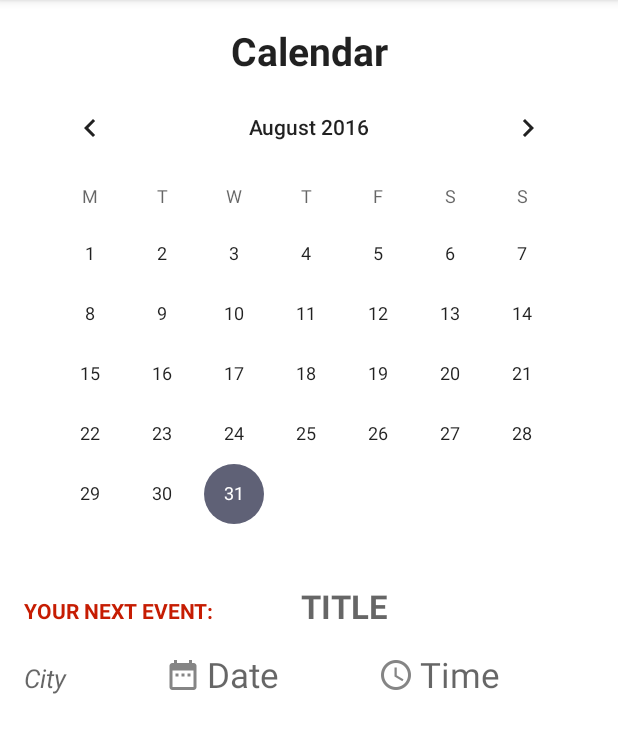
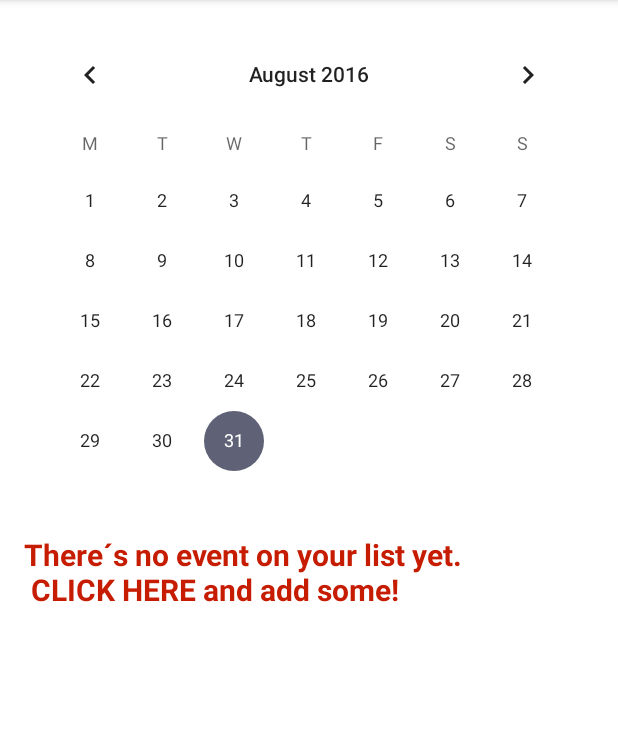
Before and after one commit to KristineWolf/Eventastic, an Android app: the Calendar screen opened directly, with no data from a screen before it, on a phone screen of 412 x 824 dp, the part 84-837 px from its top. Run offline under Robolectric (Android 15) with nearby library versions, the phone set to English and light mode, and no system bars.

Commit message:
- Calendar weitergearbeitet

```diff
--- a/app/src/main/java/com/example/kristine/eventastic/Activities/Calendar.java
+++ b/app/src/main/java/com/example/kristine/eventastic/Activities/Calendar.java
@@ -2,10 +2,12 @@ package com.example.kristine.eventastic.Activities;
 
 import android.app.NotificationManager;
 import android.content.Context;
+import android.content.Intent;
 import android.net.Uri;
 import android.os.Bundle;
 import android.support.v4.app.NotificationCompat;
 import android.support.v7.app.AppCompatActivity;
+import android.view.View;
 import android.widget.CalendarView;
 import android.widget.TextView;
 import android.widget.Toast;
@@ -35,8 +37,6 @@ public class Calendar extends AppCompatActivity{
     private TextView date;
     private TextView time;
 
-    private String df;
-
     private CalendarView calendarView;
     @Override
     protected void onCreate(Bundle savedInstanceState) {
@@ -48,56 +48,29 @@ public class Calendar extends AppCompatActivity{
         if (arrayList.size() != 0){
             setNextEvent();
             checkNotification();
+        } else {
+            actionsWhenNoEventYet();
+
         }
     }
 
-    private void checkNotification() {
-        //heute Datum und nächstes Event Datum
-        Date dateTo = java.util.Calendar.getInstance().getTime();
-        SimpleDateFormat dateFormatterDate = new SimpleDateFormat("dd.MM.yyyy");
-        String dateToday = dateFormatterDate.format(dateTo);
-        String dateEvent = ChangeDateFormat.changeIntoString(arrayList.get(0).getDate());
+    private void actionsWhenNoEventYet() {
+        title.setVisibility(View.INVISIBLE);
+        city.setVisibility(View.INVISIBLE);
+        date.setVisibility(View.INVISIBLE);
+        time.setVisibility(View.INVISIBLE);
+        TextView nextEvent = (TextView) findViewById(R.id.title_next_event);
 
-        // aktuelle Uhrzeit EventUhrzeit
-        SimpleDateFormat dateFormatterTime = new SimpleDateFormat("HH:mm");
-        String timeNow = dateFormatterTime.format(new Date());
-        String timeEvent = arrayList.get(0).getTime();
-
-        //falls Datum und Zeit übereinstimmt mit nächstem Event, Notification senden.
-        //Bin noch am überlegen, wie man das am besten löst, dass sie eine Stunde eher abgeschickt wird
-        if (dateEvent.equals(dateToday)){
-            if (timeEvent.equals(timeNow)){
-                sendNotification();
+        //TODO: evtl noch anders gestalten
+        nextEvent.setText(getString(R.string.nothing_on_list));
+        nextEvent.setTextSize(20);
+        nextEvent.setOnClickListener(new View.OnClickListener() {
+            @Override
+            public void onClick(View v) {
+                Intent intent=new Intent(Calendar.this,EventsInCity.class);
+                startActivity(intent);
             }
-        }
-    }
-
-    private void sendNotification() {
-        //habe im raw orner verschiedene Töne hinzugefügt. Kannst du gerne auch ändern bzw Töne für Tasten hinzufügen
-        Uri sound = Uri.parse("android.resource://" + getPackageName() + "/" + R.raw.snare_drum_roll);
-        NotificationCompat.Builder mBuilder =
-                new NotificationCompat.Builder(this)
-                        .setSmallIcon(R.drawable.to_all_events)
-                        .setContentTitle(getString(R.string.notification_title))
-                        .setContentText(getString(R.string.notification_text_1)+" "+ arrayList.get(0).getTime() + " "+getString(R.string.notification_text_2) + arrayList.get(0).getTitel()+getString(R.string.notification_text_3))
-                        .setSound(sound);
-
-        NotificationManager mNotificationManager = (NotificationManager) getSystemService(Context.NOTIFICATION_SERVICE);
-        mNotificationManager.notify(1, mBuilder.build());
-    }
-
-    private void setNextEvent() {
-        title = (TextView)findViewById(R.id.information_of_next_event_title);
-        title.setText(arrayList.get(0).getTitel());
-        city  = (TextView)findViewById(R.id.information_of_next_event_city);
-        city.setText(arrayList.get(0).getCity());
-
-        date = (TextView)findViewById(R.id.information_of_next_event_date);
-        String dateEvent = ChangeDateFormat.changeIntoString(arrayList.get(0).getDate());
-        date.setText(dateEvent);
-
-        time = (TextView)findViewById(R.id.information_of_next_event_time);
-        time.setText(arrayList.get(0).getTime());
+        });
     }
 
     private void updateList() {
@@ -116,9 +89,13 @@ public class Calendar extends AppCompatActivity{
     }
 
     private void initUI() {
+        title = (TextView)findViewById(R.id.information_of_next_event_title);
+        city  = (TextView)findViewById(R.id.information_of_next_event_city);
+        date = (TextView)findViewById(R.id.information_of_next_event_date);
+        time = (TextView)findViewById(R.id.information_of_next_event_time);
         calendarView = (CalendarView)findViewById(R.id.calendarView);
+        calendarView.setDate(java.util.Calendar.getInstance().getTimeInMillis(),true,true);
         calendarView.setOnDateChangeListener(new CalendarView.OnDateChangeListener(){
-
             @Override
             public void onSelectedDayChange(CalendarView view, int year, int month, int dayOfMonth) {
                 Toast.makeText(getApplicationContext(),dayOfMonth+"."+month+"."+year,Toast.LENGTH_SHORT).show();
@@ -132,5 +109,52 @@ public class Calendar extends AppCompatActivity{
     }
 
 
+    private void setNextEvent() {
+        title.setText(arrayList.get(0).getTitel());
+        city.setText(arrayList.get(0).getCity());
+        String dateEvent = ChangeDateFormat.changeIntoString(arrayList.get(0).getDate());
+        time.setText(arrayList.get(0).getTime());
+        date.setText(dateEvent);
+        // TODO: dieses Datum im CalendarView markieren. Event setzen geht leider nicht, da es ein default CalendarView ist.
+    }
+
+
+    private void checkNotification() {
+        //heute Datum und nächstes Event Datum
+        Date dateTo = java.util.Calendar.getInstance().getTime();
+        SimpleDateFormat dateFormatterDate = new SimpleDateFormat("dd.MM.yyyy");
+        String dateToday = dateFormatterDate.format(dateTo);
+        String dateEvent = ChangeDateFormat.changeIntoString(arrayList.get(0).getDate());
+
+        // aktuelle Uhrzeit EventUhrzeit
+        SimpleDateFormat dateFormatterTime = new SimpleDateFormat("HH:mm");
+        String timeNow = dateFormatterTime.format(new Date());
+        String timeEvent = arrayList.get(0).getTime();
+
+        //falls Datum und Zeit übereinstimmt mit nächstem Event, Notification senden.
+        //TODO: Notification eine Stunde eher abschicken
+        if (dateEvent.equals(dateToday)){
+            if (timeEvent.equals(timeNow)){
+                sendNotification();
+            }
+        }
+    }
+
+    private void sendNotification() {
+        //habe im raw orner verschiedene Töne hinzugefügt. Kannst du gerne auch ändern bzw Töne für Tasten hinzufügen
+        Uri sound = Uri.parse("android.resource://" + getPackageName() + "/" + R.raw.snare_drum_roll);
+        long[] vibrate = {500,1000};
+        NotificationCompat.Builder mBuilder =
+                new NotificationCompat.Builder(this)
+                        .setSmallIcon(R.drawable.to_all_events)
+                        .setContentTitle(getString(R.string.notification_title))
+                        .setContentText(getString(R.string.notification_text_1)+" "+ arrayList.get(0).getTime() + " "+getString(R.string.notification_text_2) + arrayList.get(0).getTitel()+getString(R.string.notification_text_3))
+                        .setSound(sound)
+                        .setVibrate(vibrate);
+
+        NotificationManager mNotificationManager = (NotificationManager) getSystemService(Context.NOTIFICATION_SERVICE);
+        mNotificationManager.notify(1, mBuilder.build());
+    }
+
 
 }
--- a/app/src/main/res/layout/activity_calendar.xml
+++ b/app/src/main/res/layout/activity_calendar.xml
@@ -7,21 +7,11 @@
     android:paddingRight="@dimen/activity_horizontal_margin"
     android:paddingTop="@dimen/activity_vertical_margin">
 
-    <TextView
+
+    <CalendarView
         android:layout_width="match_parent"
         android:layout_height="wrap_content"
-        android:textAppearance="?android:attr/textAppearanceLarge"
-        android:text="@string/calendar"
-        android:id="@+id/title_calendar"
-        android:textStyle="bold"
-        android:textSize="26sp"
-        android:textAlignment="center"/>
-
-    <CalendarView
-        android:layout_width="fill_parent"
-        android:layout_height="wrap_content"
         android:id="@+id/calendarView"
-        android:layout_below="@+id/title_calendar"
         android:firstDayOfWeek="2"
         android:showWeekNumber="true"
         android:layout_centerHorizontal="true" />
@@ -37,6 +27,7 @@
             android:layout_width="wrap_content"
             android:layout_height="wrap_content"
             android:text="@string/calendar_next_event"
+            android:id="@+id/title_next_event"
             android:textColor="@color/red"
             android:textStyle="bold"
             android:layout_weight="0.3"/>
--- a/app/src/main/res/layout/activity_events_in_city.xml
+++ b/app/src/main/res/layout/activity_events_in_city.xml
@@ -11,14 +11,12 @@
     tools:context="com.example.kristine.eventastic.Activities.EventsInCity">
 
 
-
     <TextView
         android:layout_width="match_parent"
         android:layout_height="wrap_content"
         android:textAppearance="?android:attr/textAppearanceLarge"
         android:text="@string/events_city"
         android:id="@+id/title_events_in_this_city"
-
         android:layout_centerHorizontal="true"
         android:textAlignment="center"
         android:textStyle="bold"/>
--- a/app/src/main/res/values/strings.xml
+++ b/app/src/main/res/values/strings.xml
@@ -125,12 +125,14 @@
     <string name="calendar">Calendar</string>
     <string name="calendar_next_event">YOUR NEXT EVENT:</string>
 
-
+    <string name="button_get_position">get my position</string>
+    <string name="nothing_on_list">There´s no event on your list yet. \n CLICK HERE and add some!</string>
 
     <string name="notification_title">Event in one hour - be prepared!</string>
     <string name="notification_text_1">At </string>
     <string name="notification_text_2">the event ´</string>
     <string name="notification_text_3">´ starts. Have fun!</string>
+
 
     <!-- Strings für HINTS -->
     <string name="hint_title">TITLE</string>
@@ -139,7 +141,5 @@
     <string name="hint_date">Date</string>
     <string name="hint_time">Time</string>
     <string name="hint_definition">Definition</string>
-    <string name="button_get_position">get my position</string>
-
 
 </resources>
```
